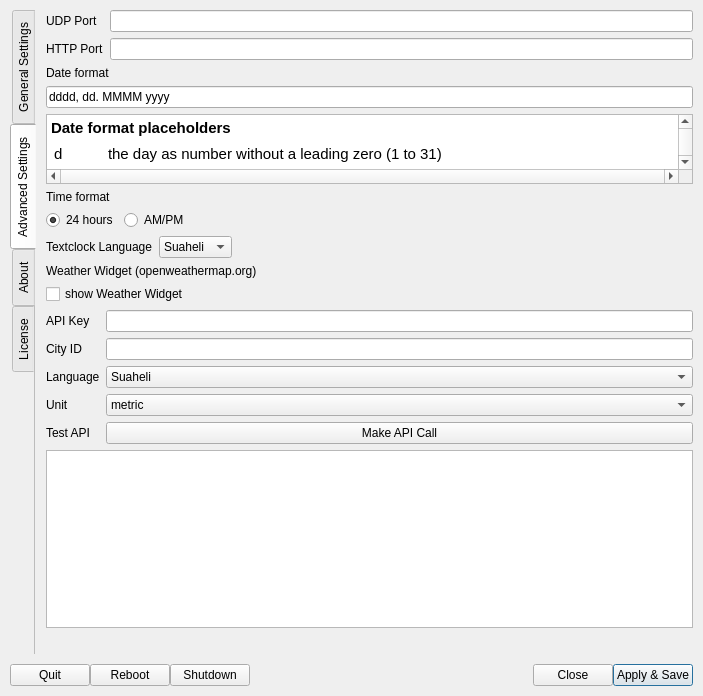
Above: settings.ui from saschaludwig/OnAirScreen before the change. Below: the same form after it.
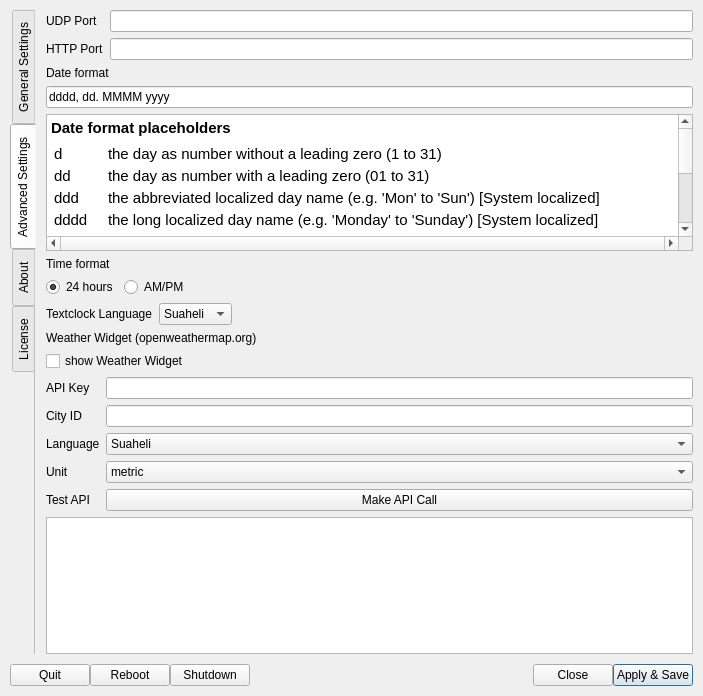
That is the form after the change. The open tabs and pages were chosen to show the change. Icons and pictures are not drawn.

The edit to the form file:
```diff
--- a/settings.ui
+++ b/settings.ui
@@ -1318,66 +1318,63 @@
            <property name="horizontalScrollBarPolicy">
             <enum>Qt::ScrollBarAlwaysOn</enum>
            </property>
-           <property name="sizeAdjustPolicy">
-            <enum>QAbstractScrollArea::AdjustToContentsOnFirstShow</enum>
-           </property>
            <property name="html">
             <string>&lt;!DOCTYPE HTML PUBLIC &quot;-//W3C//DTD HTML 4.0//EN&quot; &quot;http://www.w3.org/TR/REC-html40/strict.dtd&quot;&gt;
 &lt;html&gt;&lt;head&gt;&lt;meta name=&quot;qrichtext&quot; content=&quot;1&quot; /&gt;&lt;style type=&quot;text/css&quot;&gt;
 p, li { white-space: pre-wrap; }
-&lt;/style&gt;&lt;/head&gt;&lt;body style=&quot; font-family:'.SF NS Text'; font-size:13pt; font-weight:400; font-style:normal;&quot;&gt;
-&lt;p style=&quot; margin-top:12px; margin-bottom:12px; margin-left:0px; margin-right:0px; -qt-block-indent:0; text-indent:0px;&quot;&gt;&lt;span style=&quot; font-size:11pt; font-weight:600;&quot;&gt;Date format placeholders&lt;/span&gt;&lt;/p&gt;
+&lt;/style&gt;&lt;/head&gt;&lt;body style=&quot; font-family:'.AppleSystemUIFont'; font-size:13pt; font-weight:400; font-style:normal;&quot;&gt;
+&lt;p style=&quot; margin-top:12px; margin-bottom:12px; margin-left:0px; margin-right:0px; -qt-block-indent:0; text-indent:0px;&quot;&gt;&lt;span style=&quot; font-family:'.SF NS Text'; font-size:11pt; font-weight:600;&quot;&gt;Date format placeholders&lt;/span&gt;&lt;/p&gt;
 &lt;table border=&quot;0&quot; style=&quot; margin-top:5px; margin-bottom:0px; margin-left:0px; margin-right:0px;&quot; cellspacing=&quot;2&quot; cellpadding=&quot;1&quot;&gt;
 &lt;tr&gt;
 &lt;td&gt;
-&lt;p style=&quot; margin-top:0px; margin-bottom:0px; margin-left:0px; margin-right:0px; -qt-block-indent:0; text-indent:0px;&quot;&gt;&lt;span style=&quot; font-size:11pt;&quot;&gt;d&lt;/span&gt;&lt;/p&gt;&lt;/td&gt;
+&lt;p style=&quot; margin-top:0px; margin-bottom:0px; margin-left:0px; margin-right:0px; -qt-block-indent:0; text-indent:0px;&quot;&gt;&lt;span style=&quot; font-family:'.SF NS Text'; font-size:11pt;&quot;&gt;d&lt;/span&gt;&lt;/p&gt;&lt;/td&gt;
 &lt;td&gt;
-&lt;p style=&quot; margin-top:0px; margin-bottom:0px; margin-left:0px; margin-right:0px; -qt-block-indent:0; text-indent:0px;&quot;&gt;&lt;span style=&quot; font-size:11pt;&quot;&gt;the day as number without a leading zero (1 to 31)&lt;/span&gt;&lt;/p&gt;&lt;/td&gt;&lt;/tr&gt;
+&lt;p style=&quot; margin-top:0px; margin-bottom:0px; margin-left:0px; margin-right:0px; -qt-block-indent:0; text-indent:0px;&quot;&gt;&lt;span style=&quot; font-family:'.SF NS Text'; font-size:11pt;&quot;&gt;the day as number without a leading zero (1 to 31)&lt;/span&gt;&lt;/p&gt;&lt;/td&gt;&lt;/tr&gt;
 &lt;tr&gt;
 &lt;td&gt;
-&lt;p style=&quot; margin-top:0px; margin-bottom:0px; margin-left:0px; margin-right:0px; -qt-block-indent:0; text-indent:0px;&quot;&gt;&lt;span style=&quot; font-size:11pt;&quot;&gt;dd&lt;/span&gt;&lt;/p&gt;&lt;/td&gt;
+&lt;p style=&quot; margin-top:0px; margin-bottom:0px; margin-left:0px; margin-right:0px; -qt-block-indent:0; text-indent:0px;&quot;&gt;&lt;span style=&quot; font-family:'.SF NS Text'; font-size:11pt;&quot;&gt;dd&lt;/span&gt;&lt;/p&gt;&lt;/td&gt;
 &lt;td&gt;
-&lt;p style=&quot; margin-top:0px; margin-bottom:0px; margin-left:0px; margin-right:0px; -qt-block-indent:0; text-indent:0px;&quot;&gt;&lt;span style=&quot; font-size:11pt;&quot;&gt;the day as number with a leading zero (01 to 31)&lt;/span&gt;&lt;/p&gt;&lt;/td&gt;&lt;/tr&gt;
+&lt;p style=&quot; margin-top:0px; margin-bottom:0px; margin-left:0px; margin-right:0px; -qt-block-indent:0; text-indent:0px;&quot;&gt;&lt;span style=&quot; font-family:'.SF NS Text'; font-size:11pt;&quot;&gt;the day as number with a leading zero (01 to 31)&lt;/span&gt;&lt;/p&gt;&lt;/td&gt;&lt;/tr&gt;
 &lt;tr&gt;
 &lt;td&gt;
-&lt;p style=&quot; margin-top:0px; margin-bottom:0px; margin-left:0px; margin-right:0px; -qt-block-indent:0; text-indent:0px;&quot;&gt;&lt;span style=&quot; font-size:11pt;&quot;&gt;ddd&lt;/span&gt;&lt;/p&gt;&lt;/td&gt;
+&lt;p style=&quot; margin-top:0px; margin-bottom:0px; margin-left:0px; margin-right:0px; -qt-block-indent:0; text-indent:0px;&quot;&gt;&lt;span style=&quot; font-family:'.SF NS Text'; font-size:11pt;&quot;&gt;ddd&lt;/span&gt;&lt;/p&gt;&lt;/td&gt;
 &lt;td&gt;
-&lt;p style=&quot; margin-top:0px; margin-bottom:0px; margin-left:0px; margin-right:0px; -qt-block-indent:0; text-indent:0px;&quot;&gt;&lt;span style=&quot; font-size:11pt;&quot;&gt;the abbreviated localized day name (e.g. 'Mon' to 'Sun') [System localized]&lt;/span&gt;&lt;/p&gt;&lt;/td&gt;&lt;/tr&gt;
+&lt;p style=&quot; margin-top:0px; margin-bottom:0px; margin-left:0px; margin-right:0px; -qt-block-indent:0; text-indent:0px;&quot;&gt;&lt;span style=&quot; font-family:'.SF NS Text'; font-size:11pt;&quot;&gt;the abbreviated localized day name (e.g. 'Mon' to 'Sun') [System localized]&lt;/span&gt;&lt;/p&gt;&lt;/td&gt;&lt;/tr&gt;
 &lt;tr&gt;
 &lt;td&gt;
-&lt;p style=&quot; margin-top:0px; margin-bottom:0px; margin-left:0px; margin-right:0px; -qt-block-indent:0; text-indent:0px;&quot;&gt;&lt;span style=&quot; font-size:11pt;&quot;&gt;dddd&lt;/span&gt;&lt;/p&gt;&lt;/td&gt;
+&lt;p style=&quot; margin-top:0px; margin-bottom:0px; margin-left:0px; margin-right:0px; -qt-block-indent:0; text-indent:0px;&quot;&gt;&lt;span style=&quot; font-family:'.SF NS Text'; font-size:11pt;&quot;&gt;dddd&lt;/span&gt;&lt;/p&gt;&lt;/td&gt;
 &lt;td&gt;
-&lt;p style=&quot; margin-top:0px; margin-bottom:0px; margin-left:0px; margin-right:0px; -qt-block-indent:0; text-indent:0px;&quot;&gt;&lt;span style=&quot; font-size:11pt;&quot;&gt;the long localized day name (e.g. 'Monday' to 'Sunday') [System localized]&lt;/span&gt;&lt;/p&gt;&lt;/td&gt;&lt;/tr&gt;
+&lt;p style=&quot; margin-top:0px; margin-bottom:0px; margin-left:0px; margin-right:0px; -qt-block-indent:0; text-indent:0px;&quot;&gt;&lt;span style=&quot; font-family:'.SF NS Text'; font-size:11pt;&quot;&gt;the long localized day name (e.g. 'Monday' to 'Sunday') [System localized]&lt;/span&gt;&lt;/p&gt;&lt;/td&gt;&lt;/tr&gt;
 &lt;tr&gt;
 &lt;td&gt;
-&lt;p style=&quot; margin-top:0px; margin-bottom:0px; margin-left:0px; margin-right:0px; -qt-block-indent:0; text-indent:0px;&quot;&gt;&lt;span style=&quot; font-size:11pt;&quot;&gt;M&lt;/span&gt;&lt;/p&gt;&lt;/td&gt;
+&lt;p style=&quot; margin-top:0px; margin-bottom:0px; margin-left:0px; margin-right:0px; -qt-block-indent:0; text-indent:0px;&quot;&gt;&lt;span style=&quot; font-family:'.SF NS Text'; font-size:11pt;&quot;&gt;M&lt;/span&gt;&lt;/p&gt;&lt;/td&gt;
 &lt;td&gt;
-&lt;p style=&quot; margin-top:0px; margin-bottom:0px; margin-left:0px; margin-right:0px; -qt-block-indent:0; text-indent:0px;&quot;&gt;&lt;span style=&quot; font-size:11pt;&quot;&gt;the month as number without a leading zero (1-12)&lt;/span&gt;&lt;/p&gt;&lt;/td&gt;&lt;/tr&gt;
+&lt;p style=&quot; margin-top:0px; margin-bottom:0px; margin-left:0px; margin-right:0px; -qt-block-indent:0; text-indent:0px;&quot;&gt;&lt;span style=&quot; font-family:'.SF NS Text'; font-size:11pt;&quot;&gt;the month as number without a leading zero (1-12)&lt;/span&gt;&lt;/p&gt;&lt;/td&gt;&lt;/tr&gt;
 &lt;tr&gt;
 &lt;td&gt;
-&lt;p style=&quot; margin-top:0px; margin-bottom:0px; margin-left:0px; margin-right:0px; -qt-block-indent:0; text-indent:0px;&quot;&gt;&lt;span style=&quot; font-size:11pt;&quot;&gt;MM&lt;/span&gt;&lt;/p&gt;&lt;/td&gt;
+&lt;p style=&quot; margin-top:0px; margin-bottom:0px; margin-left:0px; margin-right:0px; -qt-block-indent:0; text-indent:0px;&quot;&gt;&lt;span style=&quot; font-family:'.SF NS Text'; font-size:11pt;&quot;&gt;MM&lt;/span&gt;&lt;/p&gt;&lt;/td&gt;
 &lt;td&gt;
-&lt;p style=&quot; margin-top:0px; margin-bottom:0px; margin-left:0px; margin-right:0px; -qt-block-indent:0; text-indent:0px;&quot;&gt;&lt;span style=&quot; font-size:11pt;&quot;&gt;the month as number with a leading zero (01-12)&lt;/span&gt;&lt;/p&gt;&lt;/td&gt;&lt;/tr&gt;
+&lt;p style=&quot; margin-top:0px; margin-bottom:0px; margin-left:0px; margin-right:0px; -qt-block-indent:0; text-indent:0px;&quot;&gt;&lt;span style=&quot; font-family:'.SF NS Text'; font-size:11pt;&quot;&gt;the month as number with a leading zero (01-12)&lt;/span&gt;&lt;/p&gt;&lt;/td&gt;&lt;/tr&gt;
 &lt;tr&gt;
 &lt;td&gt;
-&lt;p style=&quot; margin-top:0px; margin-bottom:0px; margin-left:0px; margin-right:0px; -qt-block-indent:0; text-indent:0px;&quot;&gt;&lt;span style=&quot; font-size:11pt;&quot;&gt;MMM&lt;/span&gt;&lt;/p&gt;&lt;/td&gt;
+&lt;p style=&quot; margin-top:0px; margin-bottom:0px; margin-left:0px; margin-right:0px; -qt-block-indent:0; text-indent:0px;&quot;&gt;&lt;span style=&quot; font-family:'.SF NS Text'; font-size:11pt;&quot;&gt;MMM&lt;/span&gt;&lt;/p&gt;&lt;/td&gt;
 &lt;td&gt;
-&lt;p style=&quot; margin-top:0px; margin-bottom:0px; margin-left:0px; margin-right:0px; -qt-block-indent:0; text-indent:0px;&quot;&gt;&lt;span style=&quot; font-size:11pt;&quot;&gt;the abbreviated localized month name (e.g. 'Jan' to 'Dec') [System localized]&lt;/span&gt;&lt;/p&gt;&lt;/td&gt;&lt;/tr&gt;
+&lt;p style=&quot; margin-top:0px; margin-bottom:0px; margin-left:0px; margin-right:0px; -qt-block-indent:0; text-indent:0px;&quot;&gt;&lt;span style=&quot; font-family:'.SF NS Text'; font-size:11pt;&quot;&gt;the abbreviated localized month name (e.g. 'Jan' to 'Dec') [System localized]&lt;/span&gt;&lt;/p&gt;&lt;/td&gt;&lt;/tr&gt;
 &lt;tr&gt;
 &lt;td&gt;
-&lt;p style=&quot; margin-top:0px; margin-bottom:0px; margin-left:0px; margin-right:0px; -qt-block-indent:0; text-indent:0px;&quot;&gt;&lt;span style=&quot; font-size:11pt;&quot;&gt;MMMM&lt;/span&gt;&lt;/p&gt;&lt;/td&gt;
+&lt;p style=&quot; margin-top:0px; margin-bottom:0px; margin-left:0px; margin-right:0px; -qt-block-indent:0; text-indent:0px;&quot;&gt;&lt;span style=&quot; font-family:'.SF NS Text'; font-size:11pt;&quot;&gt;MMMM&lt;/span&gt;&lt;/p&gt;&lt;/td&gt;
 &lt;td&gt;
-&lt;p style=&quot; margin-top:0px; margin-bottom:0px; margin-left:0px; margin-right:0px; -qt-block-indent:0; text-indent:0px;&quot;&gt;&lt;span style=&quot; font-size:11pt;&quot;&gt;the long localized month name (e.g. 'January' to 'December') [System localized]&lt;/span&gt;&lt;/p&gt;&lt;/td&gt;&lt;/tr&gt;
+&lt;p style=&quot; margin-top:0px; margin-bottom:0px; margin-left:0px; margin-right:0px; -qt-block-indent:0; text-indent:0px;&quot;&gt;&lt;span style=&quot; font-family:'.SF NS Text'; font-size:11pt;&quot;&gt;the long localized month name (e.g. 'January' to 'December') [System localized]&lt;/span&gt;&lt;/p&gt;&lt;/td&gt;&lt;/tr&gt;
 &lt;tr&gt;
 &lt;td&gt;
-&lt;p style=&quot; margin-top:0px; margin-bottom:0px; margin-left:0px; margin-right:0px; -qt-block-indent:0; text-indent:0px;&quot;&gt;&lt;span style=&quot; font-size:11pt;&quot;&gt;yy&lt;/span&gt;&lt;/p&gt;&lt;/td&gt;
+&lt;p style=&quot; margin-top:0px; margin-bottom:0px; margin-left:0px; margin-right:0px; -qt-block-indent:0; text-indent:0px;&quot;&gt;&lt;span style=&quot; font-family:'.SF NS Text'; font-size:11pt;&quot;&gt;yy&lt;/span&gt;&lt;/p&gt;&lt;/td&gt;
 &lt;td&gt;
-&lt;p style=&quot; margin-top:0px; margin-bottom:0px; margin-left:0px; margin-right:0px; -qt-block-indent:0; text-indent:0px;&quot;&gt;&lt;span style=&quot; font-size:11pt;&quot;&gt;the year as two digit number (00-99)&lt;/span&gt;&lt;/p&gt;&lt;/td&gt;&lt;/tr&gt;
+&lt;p style=&quot; margin-top:0px; margin-bottom:0px; margin-left:0px; margin-right:0px; -qt-block-indent:0; text-indent:0px;&quot;&gt;&lt;span style=&quot; font-family:'.SF NS Text'; font-size:11pt;&quot;&gt;the year as two digit number (00-99)&lt;/span&gt;&lt;/p&gt;&lt;/td&gt;&lt;/tr&gt;
 &lt;tr&gt;
 &lt;td&gt;
-&lt;p style=&quot; margin-top:0px; margin-bottom:0px; margin-left:0px; margin-right:0px; -qt-block-indent:0; text-indent:0px;&quot;&gt;&lt;span style=&quot; font-size:11pt;&quot;&gt;yyyy&lt;/span&gt;&lt;/p&gt;&lt;/td&gt;
+&lt;p style=&quot; margin-top:0px; margin-bottom:0px; margin-left:0px; margin-right:0px; -qt-block-indent:0; text-indent:0px;&quot;&gt;&lt;span style=&quot; font-family:'.SF NS Text'; font-size:11pt;&quot;&gt;yyyy&lt;/span&gt;&lt;/p&gt;&lt;/td&gt;
 &lt;td&gt;
-&lt;p style=&quot; margin-top:0px; margin-bottom:0px; margin-left:0px; margin-right:0px; -qt-block-indent:0; text-indent:0px;&quot;&gt;&lt;span style=&quot; font-size:11pt;&quot;&gt;the year as four digit number&lt;/span&gt;&lt;/p&gt;&lt;/td&gt;&lt;/tr&gt;&lt;/table&gt;&lt;/body&gt;&lt;/html&gt;</string>
+&lt;p style=&quot; margin-top:0px; margin-bottom:0px; margin-left:0px; margin-right:0px; -qt-block-indent:0; text-indent:0px;&quot;&gt;&lt;span style=&quot; font-family:'.SF NS Text'; font-size:11pt;&quot;&gt;the year as four digit number&lt;/span&gt;&lt;/p&gt;&lt;/td&gt;&lt;/tr&gt;&lt;/table&gt;&lt;/body&gt;&lt;/html&gt;</string>
            </property>
           </widget>
          </item>
```
Left out of the diff: 22 changed lines with no effect on the pictures.
